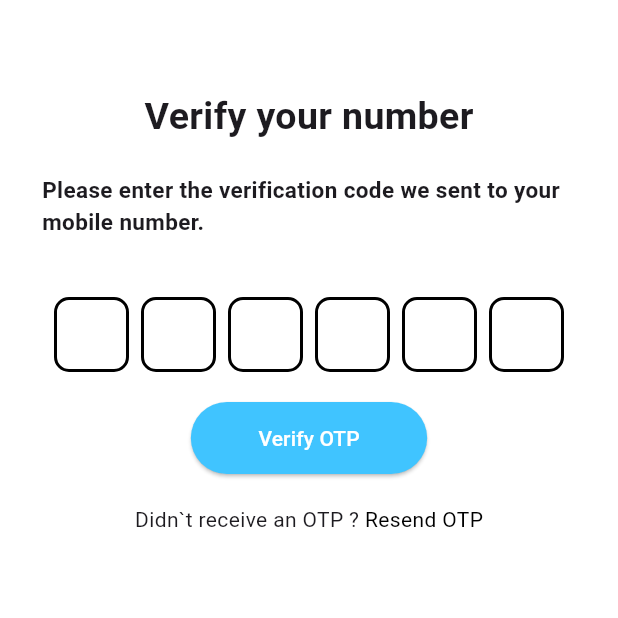
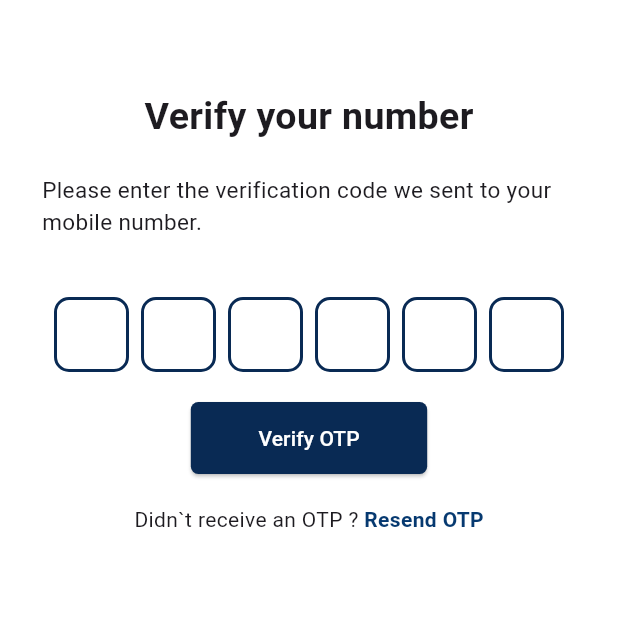
Before and after one commit to CodingWithAditya-life/TripTo, a Flutter app: the VerifyOtpPage screen opened directly, on a phone screen of 412 x 824 dp, the top half of it. Run offline on Flutter 3.47's test engine with Material 3 defaults, Android fonts, the phone set to English and light mode, and no system bars; drawn by our look-alikes of pinput; our stand-ins replace firebase_auth, firebase_core, fluttertoast, google_fonts, google_sign_in, intl_phone_field and 1 more; accounts and stored records are empty.

Commit message:
auth screen is added

```diff
--- a/lib/features/authentication/screens/auth_service.dart
+++ b/lib/features/authentication/screens/auth_service.dart
@@ -1,5 +1,4 @@
 import 'dart:async';
-
 import 'package:firebase_auth/firebase_auth.dart';
 import 'package:fluttertoast/fluttertoast.dart';
 import 'package:google_sign_in/google_sign_in.dart';
--- a/lib/features/authentication/screens/signUp/verify_otp_page.dart
+++ b/lib/features/authentication/screens/signUp/verify_otp_page.dart
@@ -2,6 +2,8 @@ import 'package:flutter/cupertino.dart';
 import 'package:flutter/material.dart';
 import 'package:pinput/pinput.dart';
 import 'package:tripto/features/authentication/onboarding/onboarding.dart';
+import 'package:tripto/features/authentication/screens/home/home_screen.dart';
+import 'package:tripto/utils/theme/colors.dart';
 
 class VerifyOtpPage extends StatefulWidget {
   const VerifyOtpPage({super.key});
@@ -39,7 +41,6 @@ class _VerifyOtpPageState extends State<VerifyOtpPage> {
                   'Please enter the verification code we sent to your mobile number.',
                   style: TextStyle(
                     fontSize: 15,
-                    fontWeight: FontWeight.bold,
                   ),
                 ),
               ),SizedBox(height: 40,),
@@ -53,24 +54,25 @@ class _VerifyOtpPageState extends State<VerifyOtpPage> {
                   textStyle:TextStyle(fontSize: 20,color: Colors.black),
                   decoration:BoxDecoration(
                     borderRadius: BorderRadius.circular(10),
-                    border:Border.all(color: Colors.black,width: 2)
+                    border:Border.all(color: TripToColor.buttonColors,width: 2)
                   )
                 ),
               ),
               SizedBox(height: 20,),
             ElevatedButton(style: ElevatedButton.styleFrom(
+              shape: RoundedRectangleBorder(borderRadius: BorderRadius.circular(5)),
               padding: EdgeInsets.symmetric(horizontal: 45,vertical: 14),
               foregroundColor: Colors.white,
-              backgroundColor: Colors.lightBlueAccent
+              backgroundColor: TripToColor.buttonColors
             ),
                 onPressed: (){
-              Navigator.pushReplacement(context, MaterialPageRoute(builder: (context) => Onboarding(),));
+              Navigator.pushReplacement(context, MaterialPageRoute(builder: (context) => HomeScreen(),));
             }, child: Text('Verify OTP')),
               SizedBox(height: 20,),
               Row(mainAxisAlignment: MainAxisAlignment.center,
                 children: [
                   Text("Didn`t receive an OTP ? "),
-                  Text("Resend OTP",style: TextStyle(color: Colors.black,fontSize: 14),),
+                  Text("Resend OTP",style: TextStyle(color: TripToColor.textColors,fontSize: 14,fontWeight: FontWeight.bold),),
                 ],
               )
             ],
--- a/pubspec.yaml
+++ b/pubspec.yaml
@@ -39,6 +39,10 @@ dependencies:
   smooth_page_indicator: ^1.2.0+3
   google_fonts: ^6.2.1
   provider: ^6.1.2
+  google_sign_in: ^6.2.2
+  fluttertoast: ^8.2.12
+  pinput: ^5.0.1
+  intl_phone_field: ^3.2.0
 
 dev_dependencies:
   flutter_test:
@@ -49,7 +53,7 @@ dev_dependencies:
   # activated in the `analysis_options.yaml` file located at the root of your
   # package. See that file for information about deactivating specific lint
   # rules and activating additional ones.
-  flutter_lints: ^5.0.0
+  flutter_lints: ^4.0.0
 
 # For information on the generic Dart part of this file, see the
 # following page: https://dart.dev/tools/pub/pubspec
```
Also changed, not shown: lib/features/authentication/screens/signUp/signUp_page.dart (+10 -7 lines), pubspec.lock.
